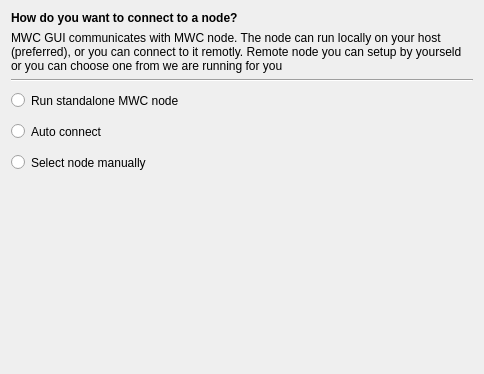
The window that windows/connect2server.ui (mwcproject/mwc-qt-wallet) describes before a commit, drawn with Qt 5.
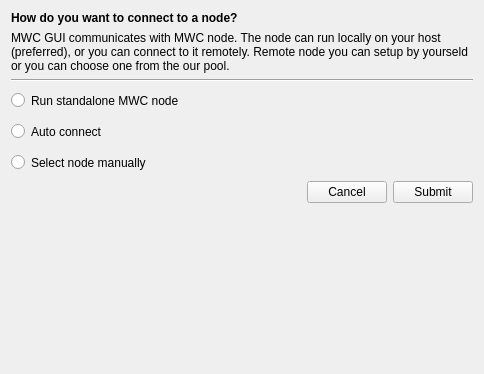
The same window after the commit.

```diff
--- a/windows/connect2server.ui
+++ b/windows/connect2server.ui
@@ -30,7 +30,7 @@
    <item>
     <widget class="QLabel" name="label_3">
      <property name="text">
-      <string>MWC GUI communicates with MWC node. The node can run locally on your host (preferred), or you can connect to it remotly. Remote node you can setup by yourseld or you can choose one from we are running for you</string>
+      <string>MWC GUI communicates with MWC node. The node can run locally on your host (preferred), or you can connect to it remotely. Remote node you can setup by yourseld or you can choose one from the our pool.</string>
      </property>
      <property name="wordWrap">
       <bool>true</bool>
@@ -83,6 +83,37 @@
      </property>
     </widget>
    </item>
+   <item>
+    <layout class="QHBoxLayout" name="horizontalLayout">
+     <item>
+      <spacer name="horizontalSpacer">
+       <property name="orientation">
+        <enum>Qt::Horizontal</enum>
+       </property>
+       <property name="sizeHint" stdset="0">
+        <size>
+         <width>40</width>
+         <height>20</height>
+        </size>
+       </property>
+      </spacer>
+     </item>
+     <item>
+      <widget class="QPushButton" name="cancelButton">
+       <property name="text">
+        <string>Cancel</string>
+       </property>
+      </widget>
+     </item>
+     <item>
+      <widget class="QPushButton" name="submitButton">
+       <property name="text">
+        <string>Submit</string>
+       </property>
+      </widget>
+     </item>
+    </layout>
+   </item>
    <item>
     <spacer name="verticalSpacer">
      <property name="orientation">
```
